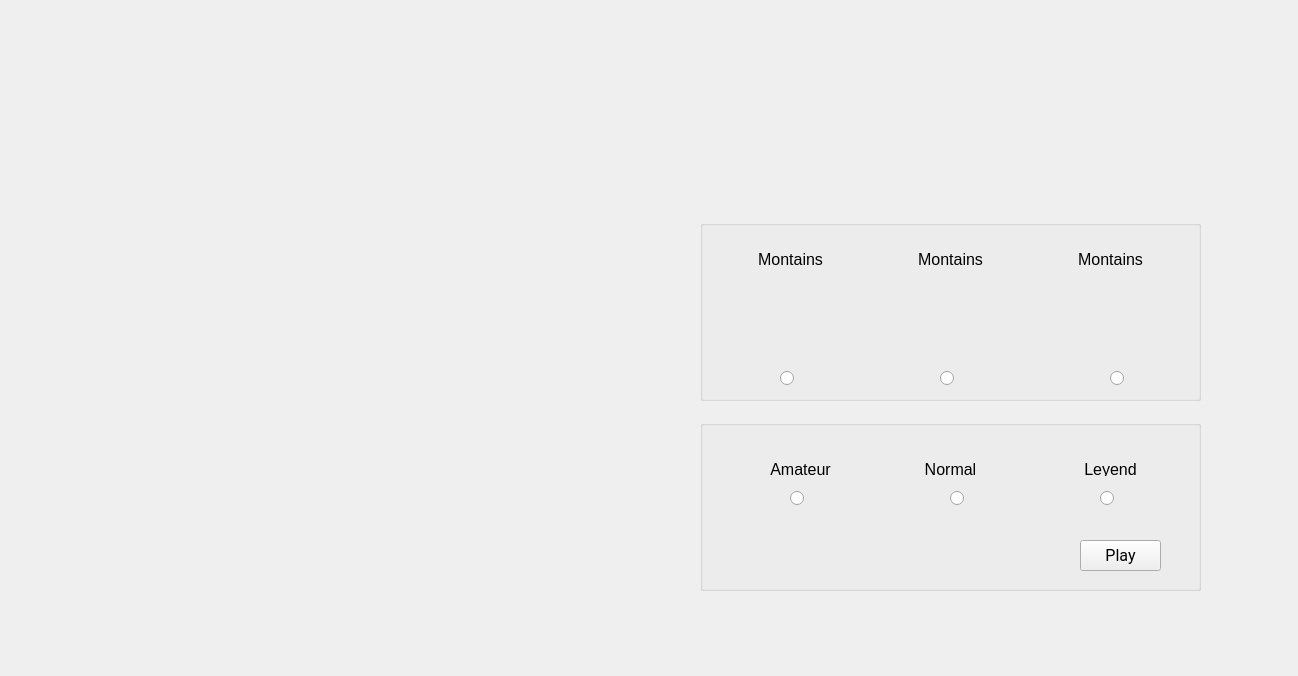
jmparradov/Informatica2, file 5. Proyecto Final/2. Desarrollo/Gravity_Bike/game_options.ui: the form before one commit.
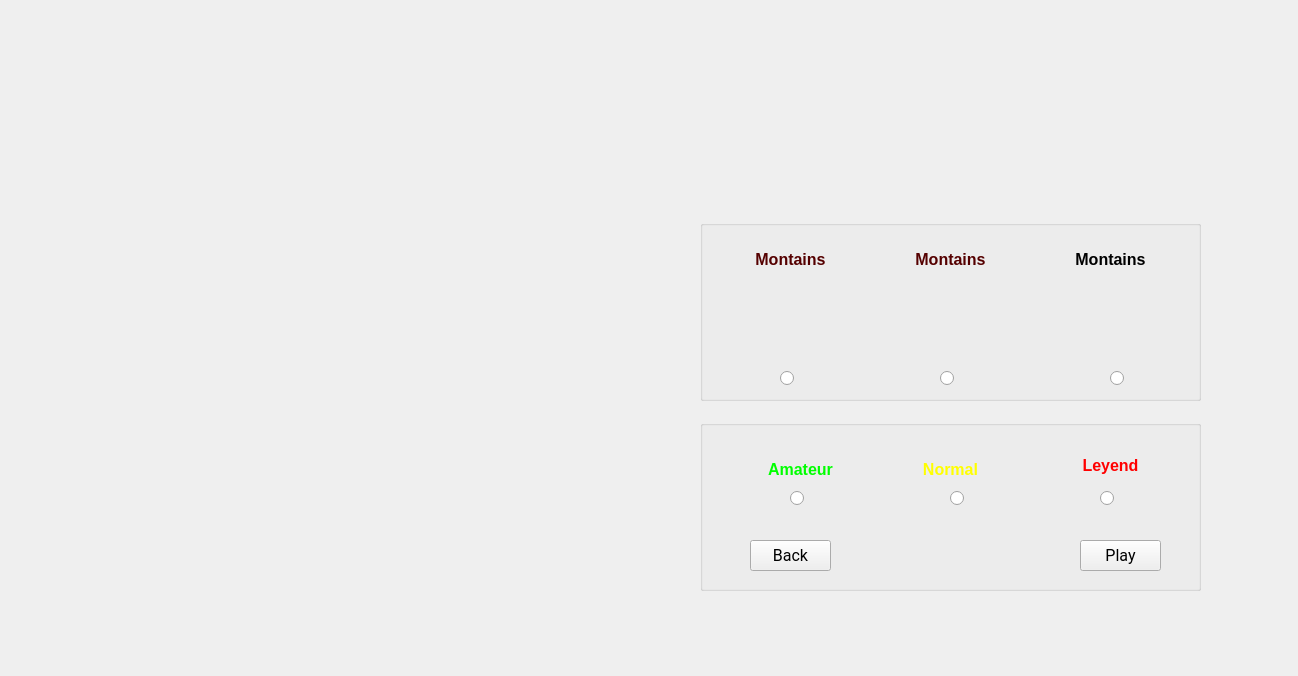
The form after the commit.

Diff of the .ui file:
```diff
--- a/5. Proyecto Final/2. Desarrollo/Gravity_Bike/game_options.ui
+++ b/5. Proyecto Final/2. Desarrollo/Gravity_Bike/game_options.ui
@@ -35,7 +35,7 @@
      </rect>
     </property>
    </widget>
-   <widget class="QWidget" name="world2" native="true">
+   <widget class="QWidget" name="picture3" native="true">
     <property name="geometry">
      <rect>
       <x>350</x>
@@ -45,7 +45,7 @@
      </rect>
     </property>
    </widget>
-   <widget class="QWidget" name="world1" native="true">
+   <widget class="QWidget" name="picture1" native="true">
     <property name="geometry">
      <rect>
       <x>30</x>
@@ -65,7 +65,7 @@
      </rect>
     </property>
     <property name="text">
-     <string>&lt;html&gt;&lt;head/&gt;&lt;body&gt;&lt;p align=&quot;center&quot;&gt;&lt;span style=&quot; font-size:12pt;&quot;&gt;Montains&lt;/span&gt;&lt;/p&gt;&lt;/body&gt;&lt;/html&gt;</string>
+     <string>&lt;html&gt;&lt;head/&gt;&lt;body&gt;&lt;p align=&quot;center&quot;&gt;&lt;span style=&quot; font-size:12pt; font-weight:600; color:#550000;&quot;&gt;Montains&lt;/span&gt;&lt;/p&gt;&lt;/body&gt;&lt;/html&gt;</string>
     </property>
    </widget>
    <widget class="QLabel" name="label_2">
@@ -78,7 +78,7 @@
      </rect>
     </property>
     <property name="text">
-     <string>&lt;html&gt;&lt;head/&gt;&lt;body&gt;&lt;p align=&quot;center&quot;&gt;&lt;span style=&quot; font-size:12pt;&quot;&gt;Montains&lt;/span&gt;&lt;/p&gt;&lt;/body&gt;&lt;/html&gt;</string>
+     <string>&lt;html&gt;&lt;head/&gt;&lt;body&gt;&lt;p align=&quot;center&quot;&gt;&lt;span style=&quot; font-size:12pt; font-weight:600; color:#550000;&quot;&gt;Montains&lt;/span&gt;&lt;/p&gt;&lt;/body&gt;&lt;/html&gt;</string>
     </property>
    </widget>
    <widget class="QLabel" name="label_3">
@@ -91,10 +91,10 @@
      </rect>
     </property>
     <property name="text">
-     <string>&lt;html&gt;&lt;head/&gt;&lt;body&gt;&lt;p align=&quot;center&quot;&gt;&lt;span style=&quot; font-size:12pt;&quot;&gt;Montains&lt;/span&gt;&lt;/p&gt;&lt;/body&gt;&lt;/html&gt;</string>
+     <string>&lt;html&gt;&lt;head/&gt;&lt;body&gt;&lt;p align=&quot;center&quot;&gt;&lt;span style=&quot; font-size:12pt; font-weight:600;&quot;&gt;Montains&lt;/span&gt;&lt;/p&gt;&lt;/body&gt;&lt;/html&gt;</string>
     </property>
    </widget>
-   <widget class="QRadioButton" name="montainR">
+   <widget class="QRadioButton" name="world1">
     <property name="geometry">
      <rect>
       <x>80</x>
@@ -107,7 +107,7 @@
      <string/>
     </property>
    </widget>
-   <widget class="QRadioButton" name="montainR_2">
+   <widget class="QRadioButton" name="world2">
     <property name="geometry">
      <rect>
       <x>240</x>
@@ -195,7 +195,7 @@
      </rect>
     </property>
     <property name="text">
-     <string>&lt;html&gt;&lt;head/&gt;&lt;body&gt;&lt;p align=&quot;center&quot;&gt;&lt;span style=&quot; font-size:12pt;&quot;&gt;Amateur&lt;/span&gt;&lt;/p&gt;&lt;/body&gt;&lt;/html&gt;</string>
+     <string>&lt;html&gt;&lt;head/&gt;&lt;body&gt;&lt;p align=&quot;center&quot;&gt;&lt;span style=&quot; font-size:12pt; font-weight:600; color:#00ff00;&quot;&gt;Amateur&lt;/span&gt;&lt;/p&gt;&lt;/body&gt;&lt;/html&gt;</string>
     </property>
    </widget>
    <widget class="QLabel" name="label_5">
@@ -208,20 +208,20 @@
      </rect>
     </property>
     <property name="text">
-     <string>&lt;html&gt;&lt;head/&gt;&lt;body&gt;&lt;p align=&quot;center&quot;&gt;&lt;span style=&quot; font-size:12pt;&quot;&gt;Normal&lt;/span&gt;&lt;/p&gt;&lt;/body&gt;&lt;/html&gt;</string>
+     <string>&lt;html&gt;&lt;head/&gt;&lt;body&gt;&lt;p align=&quot;center&quot;&gt;&lt;span style=&quot; font-size:12pt; font-weight:600; color:#ffff00;&quot;&gt;Normal&lt;/span&gt;&lt;/p&gt;&lt;/body&gt;&lt;/html&gt;</string>
     </property>
    </widget>
    <widget class="QLabel" name="label_6">
     <property name="geometry">
      <rect>
       <x>360</x>
-      <y>40</y>
+      <y>30</y>
       <width>101</width>
-      <height>16</height>
+      <height>31</height>
      </rect>
     </property>
     <property name="text">
-     <string>&lt;html&gt;&lt;head/&gt;&lt;body&gt;&lt;p align=&quot;center&quot;&gt;&lt;span style=&quot; font-size:12pt;&quot;&gt;Leyend&lt;/span&gt;&lt;/p&gt;&lt;/body&gt;&lt;/html&gt;</string>
+     <string>&lt;html&gt;&lt;head/&gt;&lt;body&gt;&lt;p align=&quot;center&quot;&gt;&lt;span style=&quot; font-size:12pt; font-weight:600; color:#ff0000;&quot;&gt;Leyend&lt;/span&gt;&lt;/p&gt;&lt;/body&gt;&lt;/html&gt;</string>
     </property>
    </widget>
    <widget class="QPushButton" name="pushButton">
@@ -243,6 +243,25 @@
      <string>Play</string>
     </property>
    </widget>
+   <widget class="QPushButton" name="backbutton">
+    <property name="geometry">
+     <rect>
+      <x>50</x>
+      <y>120</y>
+      <width>81</width>
+      <height>31</height>
+     </rect>
+    </property>
+    <property name="font">
+     <font>
+      <family>Roboto</family>
+      <pointsize>12</pointsize>
+     </font>
+    </property>
+    <property name="text">
+     <string>Back</string>
+    </property>
+   </widget>
   </widget>
  </widget>
  <resources/>
```
Left out of the diff: 12 changed lines with no effect on the pictures.
